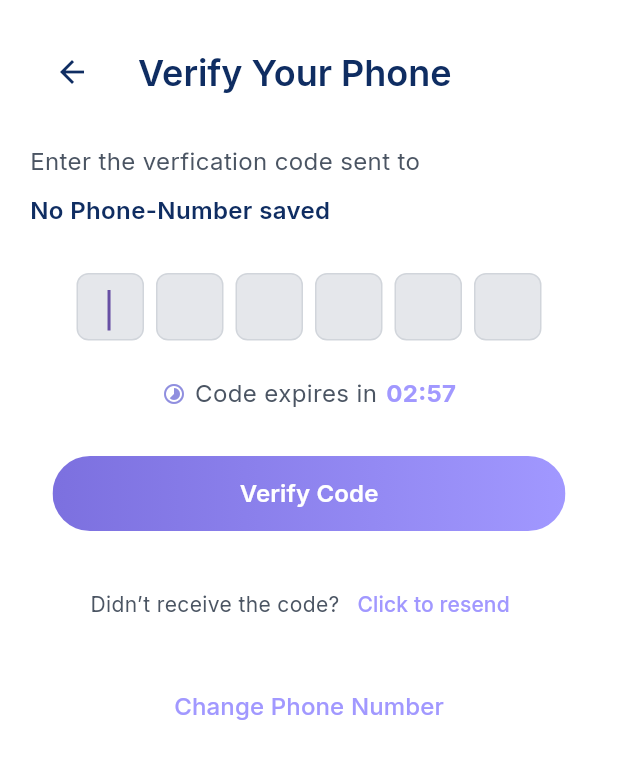
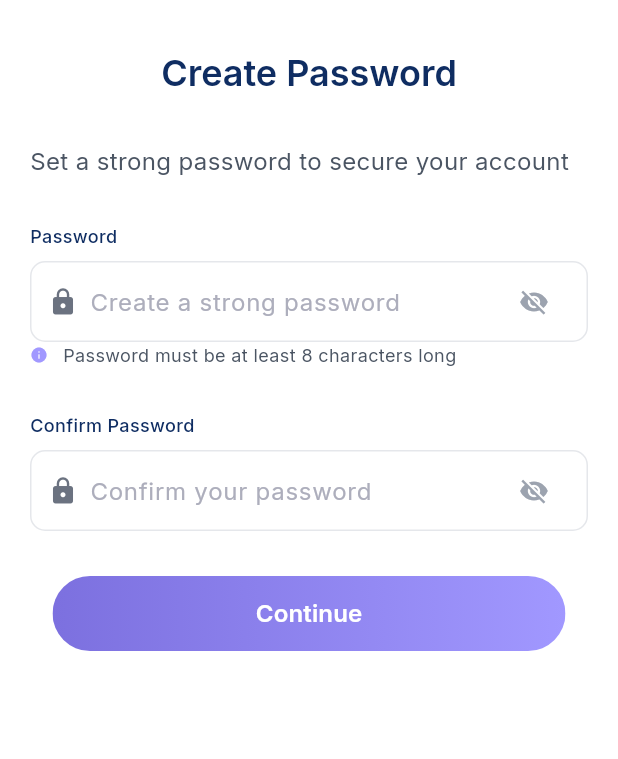
Before and after one commit to samsadeyemo/pcsloanamobilepp, a Flutter app: the VerifyPhoneScreen screen opened by its route, after a tap on "Verify Code", on a phone screen of 412 x 824 dp. Shown: the top 759 px of the screen. Run offline on Flutter 3.47's test engine with Material 3 defaults, Android fonts, the phone set to English and light mode, and no system bars; our stand-ins replace flutter_dotenv, flutter_riverpod, flutter_secure_storage, go_router, shared_preferences; accounts and stored records are empty.

Commit message:
feat(create-password-screen):  Added create password screen

```diff
--- a/lib/app/routes/app_router.dart
+++ b/lib/app/routes/app_router.dart
@@ -1,4 +1,5 @@
 import 'package:go_router/go_router.dart';
+import 'package:pcsloan/features/auth/presentation/screens/create_password.dart';
 import 'package:pcsloan/features/auth/presentation/screens/get_started_screen.dart';
 import 'package:pcsloan/features/auth/presentation/screens/login_screen.dart';
 import 'package:pcsloan/features/auth/presentation/screens/sign_up_screen.dart';
@@ -20,10 +21,10 @@ final GoRouter router = GoRouter(
     ),
     GoRoute(path: "/signIn", builder: (context, state) => LoginScreen()),
     GoRoute(path: "/signUp", builder: (context, state) => SignUpScreen()),
-    //   GoRoute(
-    //   path: '/forgot-password',
-    //   builder: (context, state) => const ForgotPasswordScreen(),
-    // ),
+      GoRoute(
+      path: '/create-password',
+      builder: (context, state) => const CreatePasswordScreen(),
+    ),
     GoRoute(
       path: '/verify-phone',
       builder: (context, state) => const VerifyPhoneScreen(),
--- a/lib/features/auth/presentation/screens/create_password.dart
+++ b/lib/features/auth/presentation/screens/create_password.dart
@@ -0,0 +1,258 @@
+import 'package:flutter/material.dart';
+import 'package:flutter/widgets.dart';
+import 'package:flutter_riverpod/flutter_riverpod.dart';
+import 'package:go_router/go_router.dart';
+
+class CreatePasswordScreen extends ConsumerStatefulWidget {
+  const CreatePasswordScreen({super.key});
+
+  @override
+  ConsumerState<CreatePasswordScreen> createState() =>
+      _CreatePasswordScreenState();
+}
+
+class _CreatePasswordScreenState extends ConsumerState<CreatePasswordScreen> {
+  bool _obscurePassword = true;
+  bool _obscurePassword1 = true;
+
+  String password = "";
+  String password1 = "";
+
+  @override
+  Widget build(BuildContext context) {
+    return Scaffold(
+      backgroundColor: Color(0xffFFFFFF),
+      body: SafeArea(
+        child: Padding(
+          padding: EdgeInsets.all(20),
+          child: Column(
+            crossAxisAlignment: CrossAxisAlignment.start,
+            children: [
+              AppBar(
+                title: Text(
+                  'Create Password',
+                  style: TextStyle(
+                    fontFamily: 'Inter',
+                    fontSize: 24,
+                    color: Color(0xff0F2D62),
+                    fontWeight: FontWeight.w600,
+                  ),
+                ),
+                centerTitle: true,
+                backgroundColor: Colors.transparent,
+                elevation: 0,
+              ),
+              const SizedBox(height: 20),
+              Text(
+                'Set a strong password to secure your account',
+                style: TextStyle(
+                  fontFamily: 'Inter',
+                  fontSize: 16,
+                  color: Color(0xff4B5563),
+                  fontWeight: FontWeight.w400,
+                ),
+              ),
+              const SizedBox(height: 30),
+              Text(
+                "Password",
+                style: TextStyle(
+                  fontSize: 12,
+                  fontWeight: FontWeight.w500,
+                  color: Color(0xFF0F2D62),
+                  fontFamily: "Inter",
+                ),
+              ),
+              const SizedBox(height: 8),
+              Container(
+                decoration: BoxDecoration(
+                  border: Border.all(color: Color(0xFFE5E7EB)),
+                  borderRadius: BorderRadius.circular(10),
+                  color: Colors.white,
+                ),
+                padding: EdgeInsets.symmetric(horizontal: 11, vertical: 0),
+
+                child: Row(
+                  crossAxisAlignment: CrossAxisAlignment.center,
+                  children: [
+                    Icon(Icons.lock, color: Color(0xff6B7280), size: 20),
+                    SizedBox(width: 8),
+                    Expanded(
+                      child: TextFormField(
+                        obscureText: _obscurePassword,
+                        onChanged: (value) => password = value,
+                        validator:
+                            (value) =>
+                                value != null && value.length >= 6
+                                    ? null
+                                    : "Password too short try again",
+                        keyboardType: TextInputType.text,
+                        decoration: InputDecoration(
+                          hintText: 'Create a strong password',
+                          hintStyle: TextStyle(
+                            color: Color(0xFFADAEBC),
+                            fontSize: 16,
+                            fontFamily: "Inter",
+                          ),
+                          border: InputBorder.none,
+                          isDense: true,
+                          contentPadding: const EdgeInsets.symmetric(
+                            vertical: 14,
+                          ),
+                          // contentPadding: EdgeInsets.zero,
+                          suffixIcon: IconButton(
+                            onPressed: () {
+                              setState(() {
+                                _obscurePassword = !_obscurePassword;
+                              });
+                            },
+                            icon: Icon(
+                              _obscurePassword
+                                  ? Icons.visibility_off
+                                  : Icons.visibility,
+                              color: Color(0xff9CA3AF),
+                              size: 20,
+                            ),
+                          ),
+                        ),
+                        style: TextStyle(fontSize: 16),
+                      ),
+                    ),
+                  ],
+                ),
+              ),
+              Row(
+                children: [
+                  Icon(Icons.info, color: Color(0xffA198FF), size: 12),
+                  SizedBox(width: 10),
+                  Text(
+                    'Password must be at least 8 characters long',
+                    style: TextStyle(
+                      fontFamily: 'Inter',
+                      fontSize: 12,
+                      fontWeight: FontWeight.w400,
+                      color: Color(0xff4B5563),
+                    ),
+                  ),
+                ],
+              ),
+              const SizedBox(height: 30),
+
+              Text(
+                "Confirm Password",
+                style: TextStyle(
+                  fontSize: 12,
+                  fontWeight: FontWeight.w500,
+                  color: Color(0xFF0F2D62),
+                  fontFamily: "Inter",
+                ),
+              ),
+              const SizedBox(height: 8),
+              Container(
+                decoration: BoxDecoration(
+                  border: Border.all(color: Color(0xFFE5E7EB)),
+                  borderRadius: BorderRadius.circular(10),
+                  color: Colors.white,
+                ),
+                padding: EdgeInsets.symmetric(horizontal: 11, vertical: 0),
+
+                child: Row(
+                  crossAxisAlignment: CrossAxisAlignment.center,
+                  children: [
+                    Icon(Icons.lock, color: Color(0xff6B7280), size: 20),
+                    SizedBox(width: 8),
+                    Expanded(
+                      child: TextFormField(
+                        obscureText: _obscurePassword1,
+                        onChanged: (value) => password1 = value,
+                        validator:
+                            (value) =>
+                                value != null && value.length >= 6
+                                    ? null
+                                    : "Password too short try again",
+                        keyboardType: TextInputType.text,
+                        decoration: InputDecoration(
+                          hintText: 'Confirm your password',
+                          hintStyle: TextStyle(
+                            color: Color(0xFFADAEBC),
+                            fontSize: 16,
+                            fontFamily: "Inter",
+                          ),
+                          border: InputBorder.none,
+                          isDense: true,
+                          contentPadding: const EdgeInsets.symmetric(
+                            vertical: 14,
+                          ),
+                          // contentPadding: EdgeInsets.zero,
+                          suffixIcon: IconButton(
+                            onPressed: () {
+                              setState(() {
+                                _obscurePassword1 = !_obscurePassword1;
+                              });
+                            },
+                            icon: Icon(
+                              _obscurePassword1
+                                  ? Icons.visibility_off
+                                  : Icons.visibility,
+                              color: Color(0xff9CA3AF),
+                              size: 20,
+                            ),
+                          ),
+                        ),
+                        style: TextStyle(fontSize: 16),
+                      ),
+                    ),
+                  ],
+                ),
+              ),
+              SizedBox(height: 30),
+              Row(
+                mainAxisAlignment: MainAxisAlignment.center,
+                children: [
+                  SizedBox(
+                    width: 342,
+                    height: 50,
+                    child: ElevatedButton(
+                      onPressed: () async {
+                        if (_obscurePassword == _obscurePassword1) {
+                          context.go("");
+                        }
+                      },
+                      style: ElevatedButton.styleFrom(
+                        padding: EdgeInsets.zero,
+                        shape: RoundedRectangleBorder(
+                          borderRadius: BorderRadius.circular(25),
+                        ),
+                        backgroundColor: Colors.transparent,
+                        shadowColor: Colors.transparent,
+                      ),
+                      child: Ink(
+                        decoration: BoxDecoration(
+                          gradient: const LinearGradient(
+                            colors: [Color(0xff7C70DF), Color(0xffA198FF)],
+                          ),
+                          borderRadius: BorderRadius.circular(25),
+                        ),
+                        child: Container(
+                          alignment: Alignment.center,
+                          child: Text(
+                            "Continue",
+                            style: const TextStyle(
+                              color: Colors.white,
+                              fontSize: 16,
+                              fontWeight: FontWeight.w600,
+                              fontFamily: 'Inter',
+                            ),
+                          ),
+                        ),
+                      ),
+                    ),
+                  ),
+                ],
+              ),
+            ],
+          ),
+        ),
+      ),
+    );
+  }
+}
--- a/lib/features/auth/presentation/screens/login_screen.dart
+++ b/lib/features/auth/presentation/screens/login_screen.dart
@@ -2,7 +2,6 @@ import 'package:flutter/material.dart';
 import 'package:flutter_riverpod/flutter_riverpod.dart';
 import 'package:go_router/go_router.dart';
 import 'package:pcsloan/features/auth/data/controllers/auth_controller.dart';
-import 'package:pcsloan/features/auth/domain/models/login_request.dart';
 
 class LoginScreen extends ConsumerStatefulWidget {
   const LoginScreen({super.key});
--- a/lib/features/auth/presentation/screens/verify_phone_screen.dart
+++ b/lib/features/auth/presentation/screens/verify_phone_screen.dart
@@ -1,17 +1,18 @@
 import 'package:flutter/material.dart';
+import 'package:flutter_riverpod/flutter_riverpod.dart';
 import 'package:go_router/go_router.dart';
 import 'package:pcsloan/common/widgets/custon_pin_code_field.dart';
 import 'package:pcsloan/common/widgets/otp_count_down_widget.dart';
 import 'package:shared_preferences/shared_preferences.dart';
 
-class VerifyPhoneScreen extends StatefulWidget {
+class VerifyPhoneScreen extends ConsumerStatefulWidget {
   const VerifyPhoneScreen({super.key});
 
   @override
-  State<VerifyPhoneScreen> createState() => _VerifyPhoneScreenState();
+  ConsumerState<VerifyPhoneScreen> createState() => _VerifyPhoneScreenState();
 }
 
-class _VerifyPhoneScreenState extends State<VerifyPhoneScreen> {
+class _VerifyPhoneScreenState extends ConsumerState<VerifyPhoneScreen> {
   String? _phoneNumber; // value we'll show in the Text widget
   bool _isLoading = true; // simple loading flag
 
@@ -136,7 +137,9 @@ class _VerifyPhoneScreenState extends State<VerifyPhoneScreen> {
                     width: 342,
                     height: 50,
                     child: ElevatedButton(
-                      onPressed: () async {},
+                      onPressed: () async {
+                        context.go('/create-password');
+                      },
                       style: ElevatedButton.styleFrom(
                         padding: EdgeInsets.zero,
                         shape: RoundedRectangleBorder(
```
